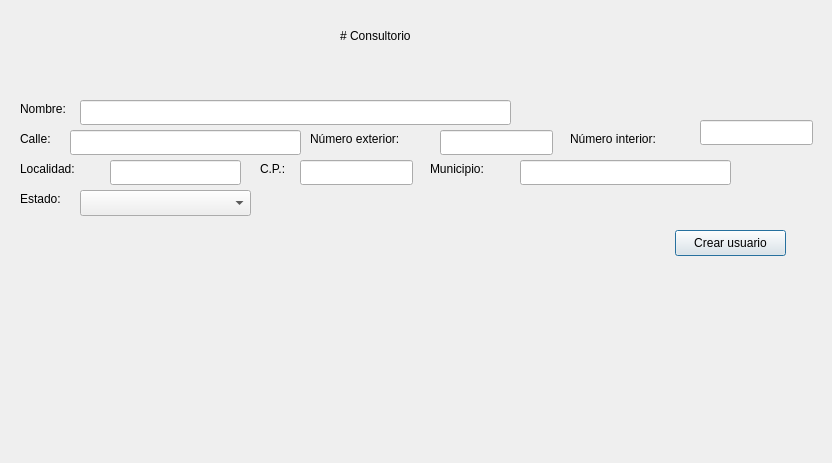
Above: Documentacion/QtDesigner/consultorio_crear.ui from AsgardUtvt/ProyectoIntegrador1 before the change. Below: the same form after it.
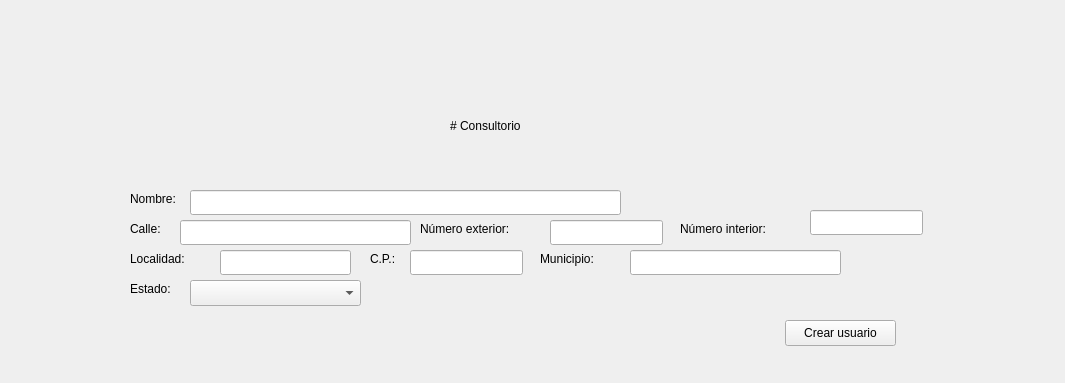
That is the form after the change.

What changed in the file:
```diff
--- a/Documentacion/QtDesigner/consultorio_crear.ui
+++ b/Documentacion/QtDesigner/consultorio_crear.ui
@@ -1,13 +1,13 @@
 <?xml version="1.0" encoding="UTF-8"?>
 <ui version="4.0">
- <class>d_crear_consultorio</class>
- <widget class="QDialog" name="d_crear_consultorio">
+ <class>f_crear_consultorio</class>
+ <widget class="QWidget" name="f_crear_consultorio">
   <property name="geometry">
    <rect>
     <x>0</x>
     <y>0</y>
-    <width>832</width>
-    <height>463</height>
+    <width>1065</width>
+    <height>383</height>
    </rect>
   </property>
   <property name="contextMenuPolicy">
@@ -16,11 +16,57 @@
   <property name="windowTitle">
    <string>Crear consultorio</string>
   </property>
+  <widget class="QLineEdit" name="le_municipio">
+   <property name="geometry">
+    <rect>
+     <x>630</x>
+     <y>250</y>
+     <width>211</width>
+     <height>25</height>
+    </rect>
+   </property>
+  </widget>
+  <widget class="QLabel" name="label_7">
+   <property name="geometry">
+    <rect>
+     <x>680</x>
+     <y>220</y>
+     <width>131</width>
+     <height>18</height>
+    </rect>
+   </property>
+   <property name="text">
+    <string>Número interior:</string>
+   </property>
+  </widget>
+  <widget class="QLineEdit" name="le_num_interior">
+   <property name="geometry">
+    <rect>
+     <x>810</x>
+     <y>210</y>
+     <width>113</width>
+     <height>25</height>
+    </rect>
+   </property>
+  </widget>
+  <widget class="QLabel" name="label_4">
+   <property name="geometry">
+    <rect>
+     <x>130</x>
+     <y>250</y>
+     <width>151</width>
+     <height>18</height>
+    </rect>
+   </property>
+   <property name="text">
+    <string>Localidad:</string>
+   </property>
+  </widget>
   <widget class="QLabel" name="label">
    <property name="geometry">
     <rect>
-     <x>340</x>
-     <y>10</y>
+     <x>450</x>
+     <y>100</y>
      <width>191</width>
      <height>51</height>
     </rect>
@@ -32,24 +78,11 @@
     <enum>Qt::TextFormat::MarkdownText</enum>
    </property>
   </widget>
-  <widget class="QLabel" name="label_2">
-   <property name="geometry">
-    <rect>
-     <x>20</x>
-     <y>100</y>
-     <width>61</width>
-     <height>18</height>
-    </rect>
-   </property>
-   <property name="text">
-    <string>Nombre:</string>
-   </property>
-  </widget>
   <widget class="QLabel" name="label_3">
    <property name="geometry">
     <rect>
-     <x>20</x>
-     <y>130</y>
+     <x>130</x>
+     <y>220</y>
      <width>51</width>
      <height>18</height>
     </rect>
@@ -58,24 +91,11 @@
     <string>Calle:</string>
    </property>
   </widget>
-  <widget class="QLabel" name="label_4">
-   <property name="geometry">
-    <rect>
-     <x>20</x>
-     <y>160</y>
-     <width>151</width>
-     <height>18</height>
-    </rect>
-   </property>
-   <property name="text">
-    <string>Localidad:</string>
-   </property>
-  </widget>
   <widget class="QLabel" name="label_5">
    <property name="geometry">
     <rect>
-     <x>20</x>
-     <y>190</y>
+     <x>130</x>
+     <y>280</y>
      <width>61</width>
      <height>18</height>
     </rect>
@@ -84,87 +104,11 @@
     <string>Estado:</string>
    </property>
   </widget>
-  <widget class="QLineEdit" name="le_localidad">
-   <property name="geometry">
-    <rect>
-     <x>110</x>
-     <y>160</y>
-     <width>131</width>
-     <height>25</height>
-    </rect>
-   </property>
-  </widget>
-  <widget class="QLineEdit" name="le_calle">
-   <property name="geometry">
-    <rect>
-     <x>70</x>
-     <y>130</y>
-     <width>231</width>
-     <height>25</height>
-    </rect>
-   </property>
-  </widget>
-  <widget class="QLineEdit" name="le_nombre_consultorio">
-   <property name="geometry">
-    <rect>
-     <x>80</x>
-     <y>100</y>
-     <width>431</width>
-     <height>25</height>
-    </rect>
-   </property>
-  </widget>
-  <widget class="QLabel" name="label_6">
-   <property name="geometry">
-    <rect>
-     <x>310</x>
-     <y>130</y>
-     <width>131</width>
-     <height>18</height>
-    </rect>
-   </property>
-   <property name="text">
-    <string>Número exterior:</string>
-   </property>
-  </widget>
-  <widget class="QLineEdit" name="le_num_exterior">
-   <property name="geometry">
-    <rect>
-     <x>440</x>
-     <y>130</y>
-     <width>113</width>
-     <height>25</height>
-    </rect>
-   </property>
-  </widget>
-  <widget class="QLabel" name="label_7">
-   <property name="geometry">
-    <rect>
-     <x>570</x>
-     <y>130</y>
-     <width>131</width>
-     <height>18</height>
-    </rect>
-   </property>
-   <property name="text">
-    <string>Número interior:</string>
-   </property>
-  </widget>
-  <widget class="QLineEdit" name="le_num_interior">
-   <property name="geometry">
-    <rect>
-     <x>700</x>
-     <y>120</y>
-     <width>113</width>
-     <height>25</height>
-    </rect>
-   </property>
-  </widget>
   <widget class="QLabel" name="label_8">
    <property name="geometry">
     <rect>
-     <x>260</x>
-     <y>160</y>
+     <x>370</x>
+     <y>250</y>
      <width>41</width>
      <height>18</height>
     </rect>
@@ -173,21 +117,11 @@
     <string>C.P.:</string>
    </property>
   </widget>
-  <widget class="QLineEdit" name="le_cp">
-   <property name="geometry">
-    <rect>
-     <x>300</x>
-     <y>160</y>
-     <width>113</width>
-     <height>25</height>
-    </rect>
-   </property>
-  </widget>
   <widget class="QLabel" name="label_9">
    <property name="geometry">
     <rect>
-     <x>430</x>
-     <y>160</y>
+     <x>540</x>
+     <y>250</y>
      <width>91</width>
      <height>18</height>
     </rect>
@@ -199,9 +133,39 @@
   <widget class="QLineEdit" name="le_municipio">
    <property name="geometry">
     <rect>
-     <x>520</x>
-     <y>160</y>
-     <width>211</width>
+     <x>180</x>
+     <y>220</y>
+     <width>231</width>
+     <height>25</height>
+    </rect>
+   </property>
+  </widget>
+  <widget class="QLineEdit" name="le_num_exterior">
+   <property name="geometry">
+    <rect>
+     <x>550</x>
+     <y>220</y>
+     <width>113</width>
+     <height>25</height>
+    </rect>
+   </property>
+  </widget>
+  <widget class="QLineEdit" name="le_cp">
+   <property name="geometry">
+    <rect>
+     <x>410</x>
+     <y>250</y>
+     <width>113</width>
+     <height>25</height>
+    </rect>
+   </property>
+  </widget>
+  <widget class="QLineEdit" name="le_nombre_consultorio">
+   <property name="geometry">
+    <rect>
+     <x>190</x>
+     <y>190</y>
+     <width>431</width>
      <height>25</height>
     </rect>
    </property>
@@ -209,8 +173,8 @@
   <widget class="QComboBox" name="cb_estado">
    <property name="geometry">
     <rect>
-     <x>80</x>
-     <y>190</y>
+     <x>190</x>
+     <y>280</y>
      <width>171</width>
      <height>26</height>
     </rect>
@@ -222,8 +186,8 @@
   <widget class="QPushButton" name="pb_crear_usuario">
    <property name="geometry">
     <rect>
-     <x>675</x>
-     <y>230</y>
+     <x>785</x>
+     <y>320</y>
      <width>111</width>
      <height>26</height>
     </rect>
@@ -232,6 +196,42 @@
     <string>Crear usuario</string>
    </property>
   </widget>
+  <widget class="QLabel" name="label_6">
+   <property name="geometry">
+    <rect>
+     <x>420</x>
+     <y>220</y>
+     <width>131</width>
+     <height>18</height>
+    </rect>
+   </property>
+   <property name="text">
+    <string>Número exterior:</string>
+   </property>
+  </widget>
+  <widget class="QLineEdit" name="le_localidad">
+   <property name="geometry">
+    <rect>
+     <x>220</x>
+     <y>250</y>
+     <width>131</width>
+     <height>25</height>
+    </rect>
+   </property>
+  </widget>
+  <widget class="QLabel" name="label_2">
+   <property name="geometry">
+    <rect>
+     <x>130</x>
+     <y>190</y>
+     <width>61</width>
+     <height>18</height>
+    </rect>
+   </property>
+   <property name="text">
+    <string>Nombre:</string>
+   </property>
+  </widget>
  </widget>
  <resources/>
  <connections/>
```
Left out of the diff: 7 changed lines with no effect on the pictures.
